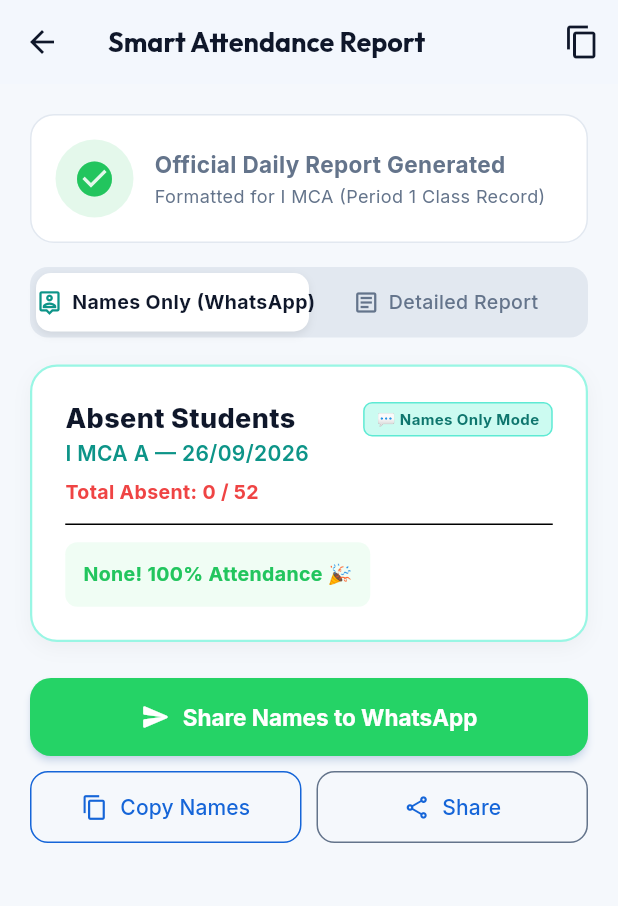
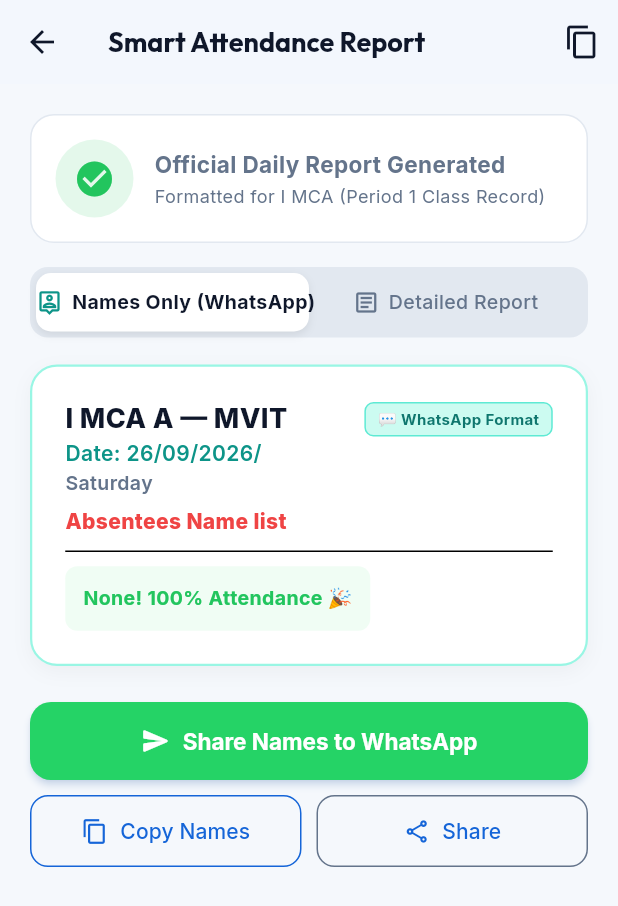
Before and after one commit to shovinmd/ClassCR, a Flutter app: the ReportScreen screen opened directly with empty values, on a phone screen of 412 x 824 dp. Shown: the top 906 px of the screen. Run offline on Flutter 3.47's test engine with Material 3 defaults, Android fonts, the phone set to English and light mode, and no system bars; our stand-ins replace google_fonts, package_info_plus, shared_preferences; missing offline and left inert: ota_update; accounts and stored records are empty; network calls fail.

Commit message:
feat: add DEEPAK RAJA S to MCA roster, exact WhatsApp absentee format, configure Vercel showcase

```diff
--- a/mobile/lib/data/mca_students.dart
+++ b/mobile/lib/data/mca_students.dart
@@ -1,6 +1,6 @@
 import '../models/models.dart';
 
-/// Preloaded list of 52 students of I MCA Batch 2026–2028
+/// Preloaded list of 53 students of I MCA Batch 2026–2028
 /// Extracted from MCA Batch 2026-2028 Student List-2.pdf
 const List<Student> kInitialMcaStudents = [
   Student(rollNo: 1, enrollmentNo: "260192", name: "AASIM S", dob: "21/09/2004", gender: "M", ccrCode: "CCR-0001"),
@@ -55,4 +55,5 @@ const List<Student> kInitialMcaStudents = [
   Student(rollNo: 50, enrollmentNo: "260304", name: "SUSHMITHA S", gender: "F", ccrCode: "CCR-0050"),
   Student(rollNo: 51, enrollmentNo: "260216", name: "SWETHA P", gender: "F", ccrCode: "CCR-0051"),
   Student(rollNo: 52, enrollmentNo: "260738", name: "TASFIYA FARVIN S", gender: "F", ccrCode: "CCR-0052"),
+  Student(rollNo: 53, enrollmentNo: "Pending", name: "DEEPAK RAJA S", gender: "M", ccrCode: "CCR-0053"),
 ];
--- a/mobile/lib/providers/classcr_state.dart
+++ b/mobile/lib/providers/classcr_state.dart
@@ -58,6 +58,7 @@ class ClassCRState extends ChangeNotifier {
   String _todayDate = _initialDate;
   String get todayDate => _todayDate;
   String get formattedTodayDate => _formatDateForReport(_todayDate);
+  String get todayDayName => _getDayNameForReport(_todayDate);
 
   // Per-period attendance records for today — key = periodNo (1–8)
   Map<int, AttendanceRecord> _periodRecords = {};
@@ -830,7 +831,7 @@ class ClassCRState extends ChangeNotifier {
         }
         return {
           'valid': false,
-          'error': 'Invalid student Roll Number (1–52) or CCR code.',
+          'error': 'Invalid student Roll Number (1–53) or CCR code.',
         };
       }
     }
@@ -1584,9 +1585,13 @@ class ClassCRState extends ChangeNotifier {
 
     // Clean Names-Only Format for fast WhatsApp posting (requested by user)
     if (namesOnly) {
-      buffer.writeln("Absent Students (I MCA A - ${_formatDateForReport(_todayDate)}):");
-      buffer.writeln("Total Absent: $pAbsent / $pTotal");
-      buffer.writeln();
+      final dateFormatted = _formatDateForReport(_todayDate);
+      final dayName = _getDayNameForReport(_todayDate);
+
+      buffer.writeln("I MCA A — MVIT");
+      buffer.writeln("Date: $dateFormatted/");
+      buffer.writeln(dayName);
+      buffer.writeln("Absentees Name list");
       if (sortedAbsentees.isEmpty) {
         buffer.writeln("None! 100% Attendance 🎉");
       } else {
@@ -1596,7 +1601,7 @@ class ClassCRState extends ChangeNotifier {
             (s) => s.rollNo == rNo,
             orElse: () => Student(rollNo: rNo, enrollmentNo: 'N/A', name: 'Student $rNo'),
           );
-          buffer.writeln("$i. ${st.name}");
+          buffer.writeln("$i.${st.name}");
           i++;
         }
       }
@@ -1666,6 +1671,19 @@ class ClassCRState extends ChangeNotifier {
     return yyyyMmDd;
   }
 
+  String _getDayNameForReport(String yyyyMmDd) {
+    try {
+      final parts = yyyyMmDd.split('-');
+      if (parts.length == 3) {
+        final dt = DateTime(int.parse(parts[0]), int.parse(parts[1]), int.parse(parts[2]));
+        const days = ['Monday', 'Tuesday', 'Wednesday', 'Thursday', 'Friday', 'Saturday', 'Sunday'];
+        return days[dt.weekday - 1];
+      }
+    } catch (_) {}
+    const days = ['Monday', 'Tuesday', 'Wednesday', 'Thursday', 'Friday', 'Saturday', 'Sunday'];
+    return days[DateTime.now().weekday - 1];
+  }
+
   /// Returns current wall-clock time as a formatted string, e.g. "09:18 AM"
   String _nowTimeStr() {
     final now = DateTime.now();
--- a/mobile/lib/screens/auth/setup_screen.dart
+++ b/mobile/lib/screens/auth/setup_screen.dart
@@ -767,7 +767,7 @@ class _SetupScreenState extends State<SetupScreen> {
                       ],
 
                       const Text(
-                        'Select your student profile from I MCA (52 students):',
+                        'Select your student profile from I MCA (53 students):',
                         style: TextStyle(fontSize: 12, fontWeight: FontWeight.bold, color: AppColors.textSecondary),
                       ),
                       const SizedBox(height: 8),
@@ -986,7 +986,7 @@ class _SetupScreenState extends State<SetupScreen> {
                         Expanded(
                           child: Text(
                             _selectedRole == UserRole.student
-                                ? 'Enter your Roll Number (1–52) or CCR code (e.g. CCR-0001 to CCR-0052)'
+                                ? 'Enter your Roll Number (1–53) or CCR code (e.g. CCR-0001 to CCR-0053)'
                                 : (_selectedRole == UserRole.staff
                                     ? 'Use your assigned teacher code (e.g. OS2026, MAT2026, DT2026, SE2026) or STAFF2026'
                                     : 'Authorized code required to activate ${_getRoleTitle(_selectedRole)}'),
--- a/mobile/lib/screens/cr/report_screen.dart
+++ b/mobile/lib/screens/cr/report_screen.dart
@@ -456,7 +456,7 @@ class _ReportScreenState extends State<ReportScreen> {
           mainAxisAlignment: MainAxisAlignment.spaceBetween,
           children: [
             const Text(
-              'Absent Students',
+              'I MCA A — MVIT',
               style: TextStyle(fontSize: 18, fontWeight: FontWeight.w800, color: Color(0xFF0F172A)),
             ),
             Container(
@@ -467,22 +467,26 @@ class _ReportScreenState extends State<ReportScreen> {
                 border: Border.all(color: const Color(0xFF5EEAD4)),
               ),
               child: const Text(
-                '💬 Names Only Mode',
+                '💬 WhatsApp Format',
                 style: TextStyle(fontSize: 10, fontWeight: FontWeight.bold, color: Color(0xFF0F766E)),
               ),
             ),
           ],
         ),
         Text(
-          'I MCA A — ${state.formattedTodayDate}',
+          'Date: ${state.formattedTodayDate}/',
           style: const TextStyle(fontSize: 14, fontWeight: FontWeight.w600, color: Color(0xFF0D9488)),
         ),
+        Text(
+          state.todayDayName,
+          style: const TextStyle(fontSize: 13, fontWeight: FontWeight.w600, color: AppColors.textSecondary),
+        ),
         const SizedBox(height: 6),
-        Text(
-          'Total Absent: $displayAbsent / $displayTotal',
-          style: const TextStyle(fontSize: 13, fontWeight: FontWeight.bold, color: AppColors.absentRed),
+        const Text(
+          'Absentees Name list',
+          style: TextStyle(fontSize: 14, fontWeight: FontWeight.w800, color: AppColors.absentRed),
         ),
-        const Divider(height: 24, thickness: 1),
+        const Divider(height: 20, thickness: 1),
         if (absentees.isEmpty)
           Container(
             padding: const EdgeInsets.all(12),
@@ -504,23 +508,14 @@ class _ReportScreenState extends State<ReportScreen> {
               orElse: () => Student(rollNo: rNo, enrollmentNo: 'N/A', name: 'Student $rNo'),
             );
             return Padding(
-              padding: const EdgeInsets.only(bottom: 8),
+              padding: const EdgeInsets.only(bottom: 6),
               child: Row(
                 children: [
-                  Container(
-                    width: 26,
-                    height: 26,
-                    alignment: Alignment.center,
-                    decoration: BoxDecoration(
-                      color: const Color(0xFFF1F5F9),
-                      borderRadius: BorderRadius.circular(6),
-                    ),
-                    child: Text(
-                      '$idx',
-                      style: const TextStyle(fontSize: 12, fontWeight: FontWeight.bold, color: Color(0xFF475569)),
-                    ),
+                  Text(
+                    '$idx.',
+                    style: const TextStyle(fontSize: 14, fontWeight: FontWeight.bold, color: Color(0xFF475569)),
                   ),
-                  const SizedBox(width: 10),
+                  const SizedBox(width: 4),
                   Expanded(
                     child: Text(
                       st.name,
--- a/mobile/lib/screens/student/student_portal_screen.dart
+++ b/mobile/lib/screens/student/student_portal_screen.dart
@@ -794,7 +794,7 @@ class StudentPortalScreen extends StatelessWidget {
                 crossAxisAlignment: CrossAxisAlignment.start,
                 children: [
                   const Text(
-                    'Enter your Roll Number (1–52) or CCR Code:',
+                    'Enter your Roll Number (1–53) or CCR Code:',
                     style: TextStyle(fontSize: 13, color: AppColors.textSecondary),
                   ),
                   const SizedBox(height: 10),
--- a/mobile/lib/widgets/role_switcher_sheet.dart
+++ b/mobile/lib/widgets/role_switcher_sheet.dart
@@ -189,7 +189,7 @@ class RoleSwitcherSheet extends StatelessWidget {
                 crossAxisAlignment: CrossAxisAlignment.start,
                 children: [
                   const Text(
-                    'Enter your Roll Number (1–52) or CCR Code:',
+                    'Enter your Roll Number (1–53) or CCR Code:',
                     style: TextStyle(fontSize: 13, color: AppColors.textSecondary),
                   ),
                   const SizedBox(height: 10),
```
Also changed, not shown: vercel.json, 4 other files.
